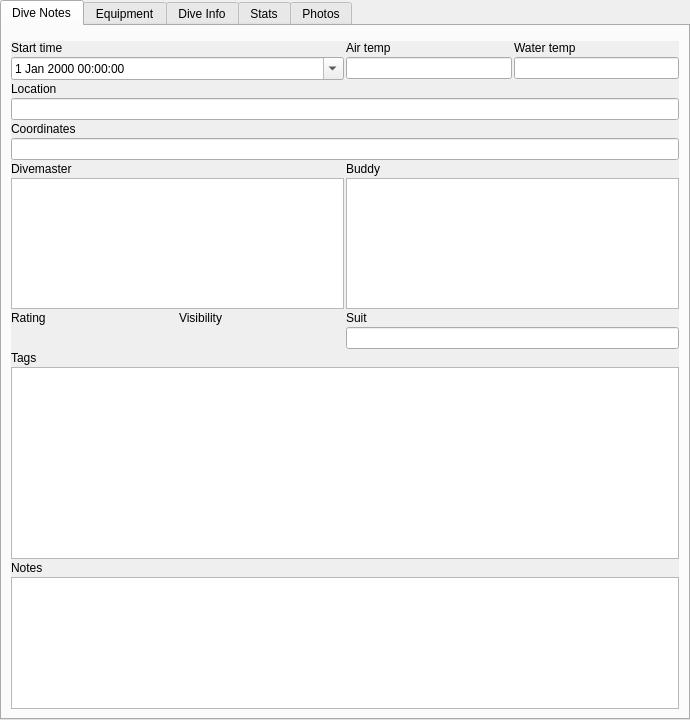
Before: the Qt Designer form qt-ui/maintab.ui in subsurface/subsurface, drawn with Qt 5.
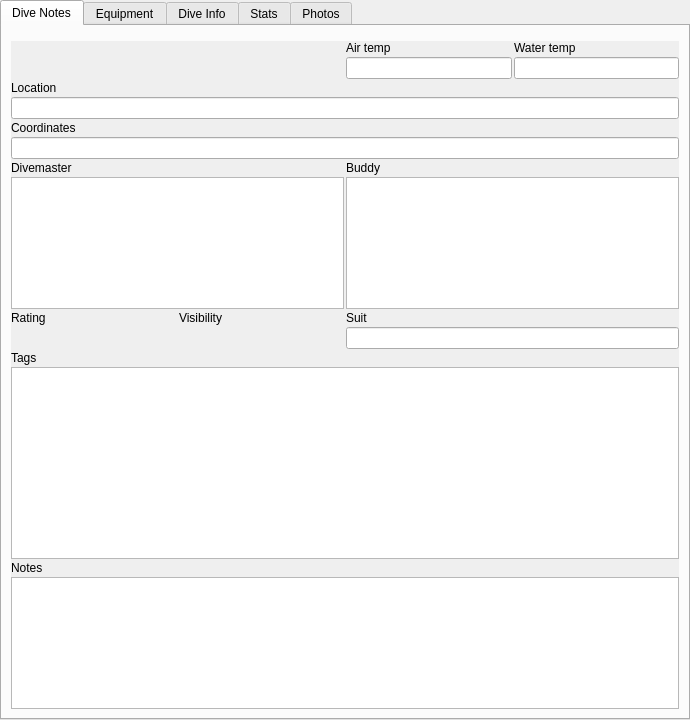
After: the same form once the commit is applied. Custom widgets are drawn as their Qt base class.

Commit message:
Added the new Date Widget on the MainTab.
the new date widget still needs a bit of work, but the
design is working already.

Patch:
```diff
--- a/qt-ui/maintab.ui
+++ b/qt-ui/maintab.ui
@@ -37,8 +37,8 @@
         <rect>
          <x>0</x>
          <y>0</y>
-         <width>668</width>
-         <height>658</height>
+         <width>662</width>
+         <height>642</height>
         </rect>
        </property>
        <layout class="QGridLayout" name="gridLayout_2">
@@ -57,13 +57,6 @@
         <property name="spacing">
          <number>2</number>
         </property>
-        <item row="1" column="0">
-         <widget class="QLabel" name="DateTimeLabel">
-          <property name="text">
-           <string>Start time</string>
-          </property>
-         </widget>
-        </item>
         <item row="1" column="1">
          <layout class="QHBoxLayout" name="temperatureLabels">
           <item>
@@ -82,13 +75,6 @@
           </item>
          </layout>
         </item>
-        <item row="2" column="0">
-         <widget class="QDateTimeEdit" name="dateTimeEdit">
-          <property name="calendarPopup">
-           <bool>true</bool>
-          </property>
-         </widget>
-        </item>
         <item row="2" column="1">
          <layout class="QHBoxLayout" name="airWaterTempLayout">
           <item>
@@ -259,6 +245,9 @@
           </property>
          </widget>
         </item>
+        <item row="1" column="0" rowspan="2">
+         <widget class="DateWidget" name="dateEdit" native="true"/>
+        </item>
        </layout>
       </widget>
      </widget>
@@ -923,6 +912,12 @@
    <extends>QListView</extends>
    <header>divepicturewidget.h</header>
   </customwidget>
+  <customwidget>
+   <class>DateWidget</class>
+   <extends>QWidget</extends>
+   <header>simplewidgets.h</header>
+   <container>1</container>
+  </customwidget>
  </customwidgets>
  <tabstops>
   <tabstop>scrollArea</tabstop>
```
Left out of the diff: 17 changed lines with no effect on the pictures. The commit also changes 2 other files.
